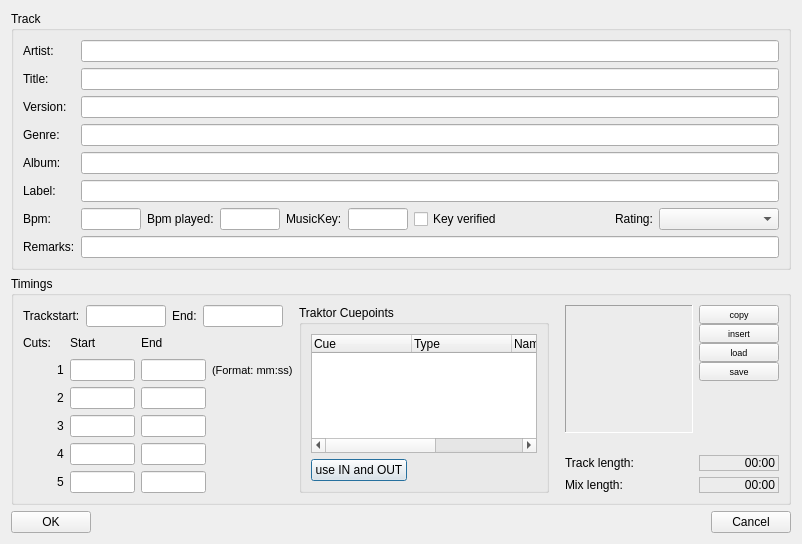
Old version of the form trunk/src/playlist/playlistedit.ui in the repository pfedick/winmusik.
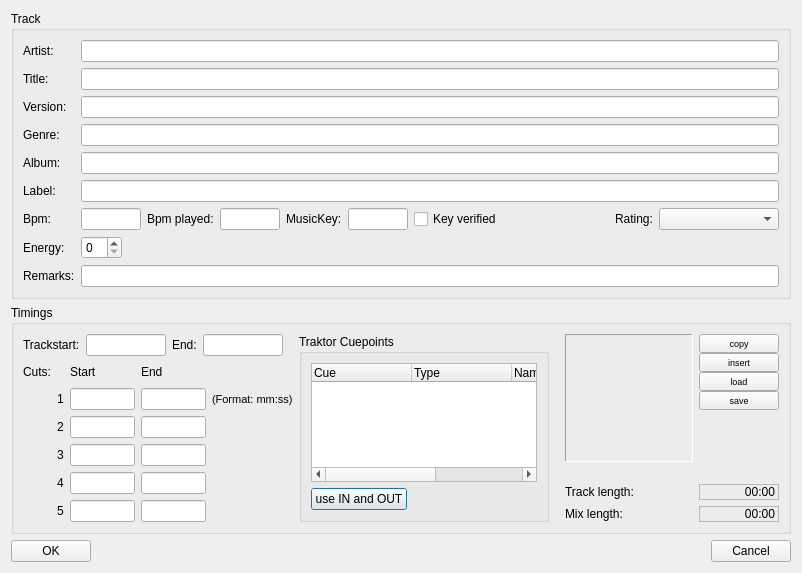
New version of the form. Icons and pictures are not drawn.

Commit message: Neues Datenfeld für Titel: EnergyLevel (Tanzbarkeit des Titels auf einer Skala von 1 bis 10)

Patch:
```diff
--- a/trunk/src/playlist/playlistedit.ui
+++ b/trunk/src/playlist/playlistedit.ui
@@ -7,7 +7,7 @@
     <x>0</x>
     <y>0</y>
     <width>802</width>
-    <height>533</height>
+    <height>556</height>
    </rect>
   </property>
   <property name="windowTitle">
@@ -255,16 +255,37 @@
           </item>
          </layout>
         </item>
-        <item row="7" column="0">
+        <item row="8" column="0">
          <widget class="QLabel" name="label_17">
           <property name="text">
            <string>Remarks:</string>
           </property>
          </widget>
         </item>
-        <item row="7" column="1">
+        <item row="8" column="1">
          <widget class="QLineEdit" name="remarks"/>
         </item>
+        <item row="7" column="0">
+         <widget class="QLabel" name="label_25">
+          <property name="text">
+           <string>Energy:</string>
+          </property>
+         </widget>
+        </item>
+        <item row="7" column="1">
+         <layout class="QHBoxLayout" name="horizontalLayout_7">
+          <property name="rightMargin">
+           <number>0</number>
+          </property>
+          <item>
+           <widget class="QSpinBox" name="energyLevel">
+            <property name="maximum">
+             <number>10</number>
+            </property>
+           </widget>
+          </item>
+         </layout>
+        </item>
        </layout>
       </item>
      </layout>
```
The commit also changes 16 other files.
